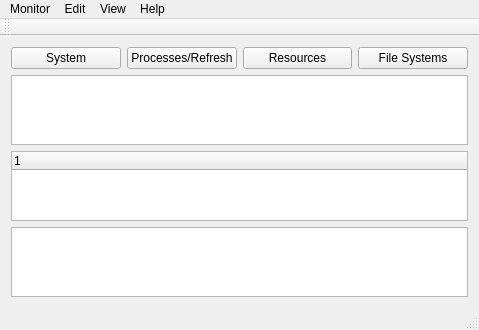
The window that SystemMonitor/mainwindow.ui (nayak6/System-Monitor) describes before a commit, drawn with Qt 5.
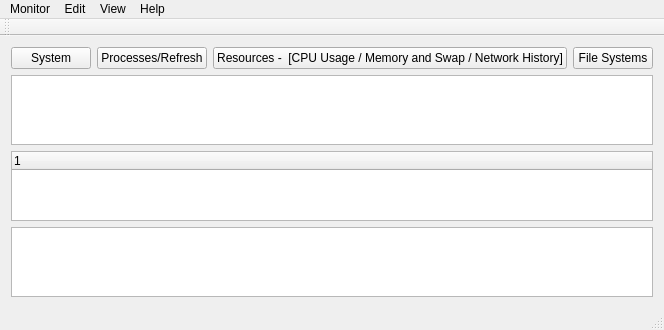
The same window after the commit. Custom widgets are drawn as their Qt base class.

```diff
--- a/SystemMonitor/mainwindow.ui
+++ b/SystemMonitor/mainwindow.ui
@@ -7,7 +7,7 @@
     <x>0</x>
     <y>0</y>
     <width>479</width>
-    <height>323</height>
+    <height>328</height>
    </rect>
   </property>
   <property name="windowTitle">
@@ -29,7 +29,13 @@
      </widget>
     </item>
     <item row="2" column="0" colspan="4">
-     <widget class="QTreeWidget" name="treeWidget"/>
+     <widget class="QTreeWidget" name="treeWidget">
+      <column>
+       <property name="text">
+        <string notr="true">1</string>
+       </property>
+      </column>
+     </widget>
     </item>
     <item row="0" column="0">
      <widget class="QPushButton" name="pushButton">
@@ -56,7 +62,7 @@
        </sizepolicy>
       </property>
       <property name="text">
-       <string>Resources</string>
+       <string>Resources -  [CPU Usage / Memory and Swap / Network History]</string>
       </property>
      </widget>
     </item>
```
